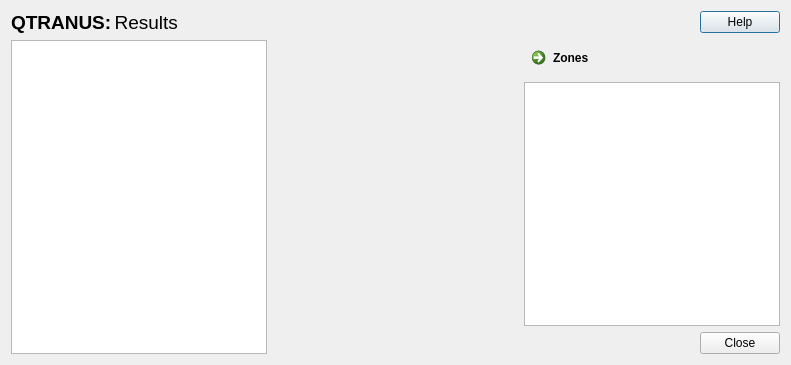
TomasdelaBarra/QTRANUS, file results.ui: the form before one commit.
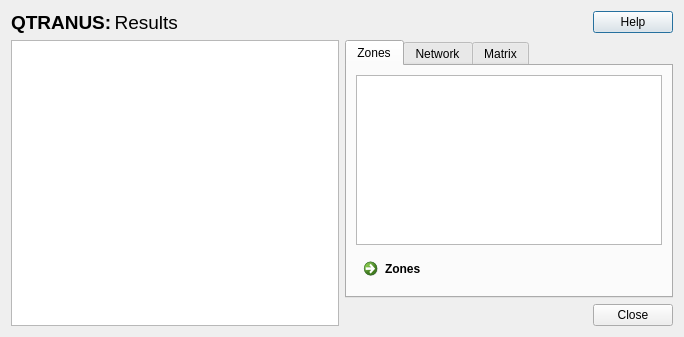
The form after the commit.

Commit message: Manage zones layer list

```diff
--- a/results.ui
+++ b/results.ui
@@ -9,8 +9,8 @@
    <rect>
     <x>0</x>
     <y>0</y>
-    <width>791</width>
-    <height>365</height>
+    <width>684</width>
+    <height>337</height>
    </rect>
   </property>
   <property name="windowTitle">
@@ -68,31 +68,46 @@
        </item>
       </layout>
      </item>
-     <item>
-      <spacer name="horizontalSpacer_2">
-       <property name="orientation">
-        <enum>Qt::Horizontal</enum>
-       </property>
-       <property name="sizeHint" stdset="0">
-        <size>
-         <width>80</width>
-         <height>20</height>
-        </size>
-       </property>
-      </spacer>
-     </item>
      <item>
       <layout class="QVBoxLayout" name="verticalLayout_2">
        <item>
-        <widget class="QCommandLinkButton" name="zones">
-         <property name="text">
-          <string>Zones</string>
+        <widget class="QTabWidget" name="tabWidget">
+         <property name="currentIndex">
+          <number>0</number>
          </property>
+         <widget class="QWidget" name="zoneTab">
+          <attribute name="title">
+           <string>Zones</string>
+          </attribute>
+          <layout class="QVBoxLayout" name="verticalLayout_5">
+           <item>
+            <layout class="QVBoxLayout" name="verticalLayout_4">
+             <item>
+              <widget class="QListWidget" name="layerZone"/>
+             </item>
+             <item>
+              <widget class="QCommandLinkButton" name="zones">
+               <property name="text">
+                <string>Zones</string>
+               </property>
+              </widget>
+             </item>
+            </layout>
+           </item>
+          </layout>
+         </widget>
+         <widget class="QWidget" name="networkTab">
+          <attribute name="title">
+           <string>Network</string>
+          </attribute>
+         </widget>
+         <widget class="QWidget" name="tabMatrix">
+          <attribute name="title">
+           <string>Matrix</string>
+          </attribute>
+         </widget>
         </widget>
        </item>
-       <item>
-        <widget class="QListWidget" name="layerZone"/>
-       </item>
        <item>
         <layout class="QHBoxLayout" name="horizontalLayout_8"/>
        </item>
```
Left out of the diff: 8 changed lines with no effect on the pictures. The commit also changes 11 other files.
